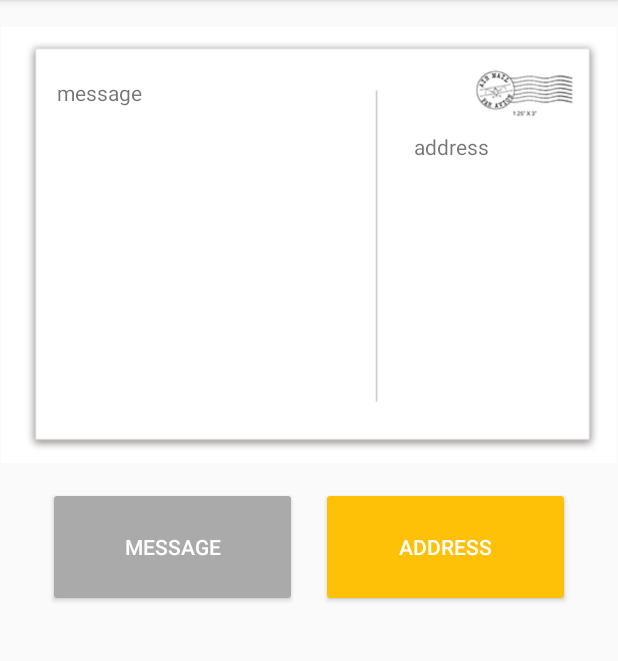
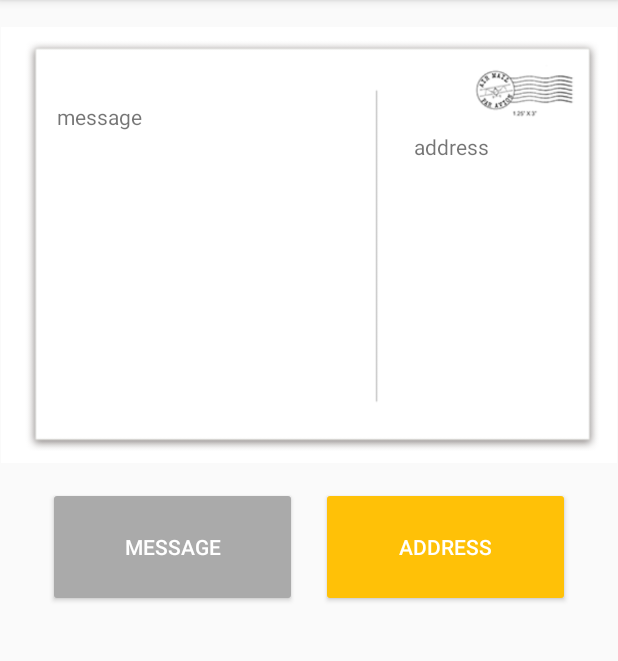
Before and after one commit to roytang121/AnnieFYP-PostCard3, an Android app: the fragment ThreeFragment shown on its own in the app's theme, on a phone screen of 412 x 824 dp, the part 84-745 px from its top. Run offline under Robolectric (Android 15) with nearby library versions, the phone set to English and light mode, and no system bars.

Commit message:
prepare for mege

```diff
--- a/app/src/main/java/com/example/user/anniefyppostcard/fragments/ThreeFragment.java
+++ b/app/src/main/java/com/example/user/anniefyppostcard/fragments/ThreeFragment.java
@@ -6,12 +6,15 @@ import android.support.v4.app.Fragment;
 import android.view.LayoutInflater;
 import android.view.View;
 import android.view.ViewGroup;
+import android.widget.TextView;
 
 import com.example.user.anniefyppostcard.R;
 import com.example.user.anniefyppostcard.activity.EditMessageActivity;
 
 
 public class ThreeFragment extends Fragment {
+
+    TextView previewMessage;
 
     public ThreeFragment() {
         // Required empty public constructor
@@ -38,5 +41,4 @@ public class ThreeFragment extends Fragment {
 
         return root;
     }
-
 }
--- a/app/src/main/res/layout/fragment_write.xml
+++ b/app/src/main/res/layout/fragment_write.xml
@@ -18,7 +18,7 @@
             android:id="@+id/previewMessage"
             android:layout_width="wrap_content"
             android:layout_height="wrap_content"
-            android:layout_marginTop="34dp"
+            android:layout_marginTop="50dp"
             android:layout_marginLeft="38dp"
             android:maxLines="12"
             android:text="message"/>
```
Also changed, not shown: 1 other file.
